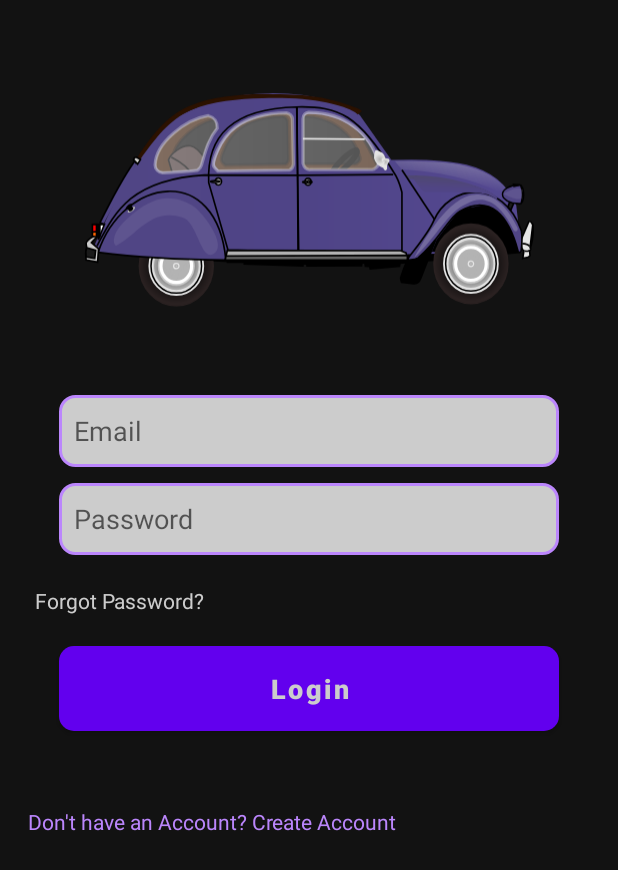
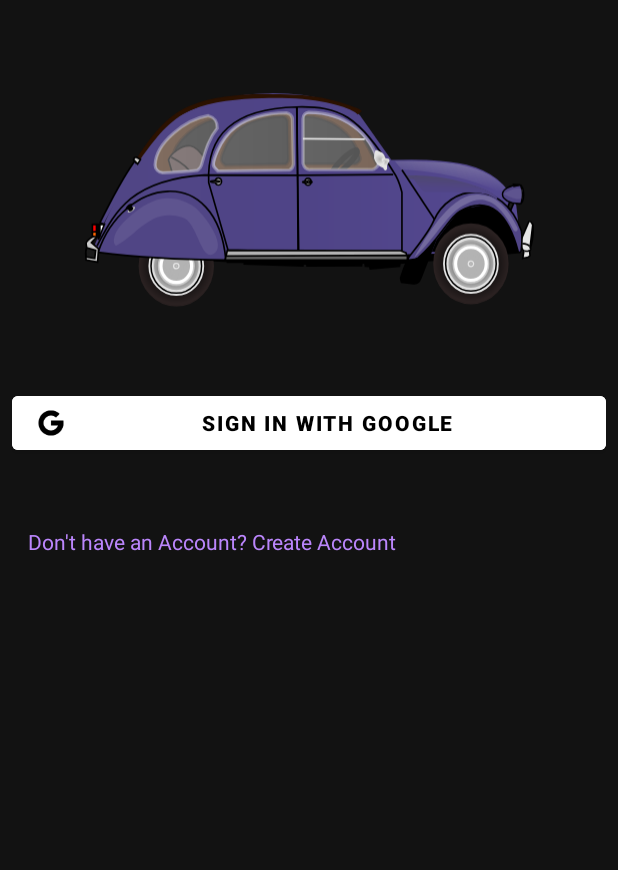
Before and after one commit to Njoguu/Q-Lipa, an Android app: the screen it shows after launch (SignIn), on a phone screen of 412 x 824 dp. Shown: the top 870 px of the screen. Run offline under Robolectric (Android 15) with nearby library versions, the phone set to English and light mode, and no system bars; our stand-ins replace Firebase (no records; nobody signed in at launch, a user with empty details on screens opened directly).

Commit message:
Added Google SignIn method closes #9

```diff
--- a/app/src/main/java/com/example/q_lipa/SignIn.kt
+++ b/app/src/main/java/com/example/q_lipa/SignIn.kt
@@ -1,5 +1,6 @@
 package com.example.q_lipa
 
+import android.app.Activity
 import android.content.Intent
 import androidx.appcompat.app.AppCompatActivity
 import android.os.Bundle
@@ -8,81 +9,76 @@ import android.widget.Button
 import android.widget.EditText
 import android.widget.TextView
 import android.widget.Toast
+import androidx.activity.result.contract.ActivityResultContracts
 import com.example.q_lipa.databinding.ActivitySignInBinding
+import com.google.android.gms.auth.api.identity.BeginSignInRequest
+import com.google.android.gms.auth.api.signin.GoogleSignIn
+import com.google.android.gms.auth.api.signin.GoogleSignInAccount
+import com.google.android.gms.auth.api.signin.GoogleSignInClient
+import com.google.android.gms.auth.api.signin.GoogleSignInOptions
+import com.google.android.gms.tasks.Task
 import com.google.firebase.auth.FirebaseAuth
+import com.google.firebase.auth.GoogleAuthProvider
 import com.google.firebase.database.FirebaseDatabase
 
 class SignIn : AppCompatActivity() {
 
     private lateinit var auth : FirebaseAuth
-    private lateinit var database : FirebaseDatabase
-    private val emailPattern = "[a-zA-Z0-9._-]+@[a-z]+\\.+[a-z]+"
+    private lateinit var googleSIgnInClient: GoogleSignInClient
 
     override fun onCreate(savedInstanceState: Bundle?) {
         super.onCreate(savedInstanceState)
-
         setContentView(R.layout.activity_sign_in)
 
 //        Hide Action Bar
         supportActionBar?.hide()
 
+//        Implement Google Sign-In
         auth = FirebaseAuth.getInstance()
+        val gso = GoogleSignInOptions.Builder(GoogleSignInOptions.DEFAULT_SIGN_IN)
+            .requestIdToken(getString(R.string.default_web_client_id))
+            .requestEmail()
+            .build()
 
-//        OnClickListener for "Already have an Account? Login!"
-        val accdonexists = findViewById<TextView>(R.id.noAcc)
-        accdonexists.setOnClickListener{
-            val intent = Intent(this, SignUp::class.java)
-            startActivity(intent)
-            finish()
+        googleSIgnInClient = GoogleSignIn.getClient(this, gso)
+        findViewById<Button>(R.id.googleSignInBtn).setOnClickListener {
+            signInGoogle()
         }
+    }
 
-//        TODO --> OncCLickListener for "Forgot Password"
-//        val forgotPass = findViewById<TextView>(R.id.forgotPassword)
-//        forgotPass.setOnClickListener{
-//            auth.currentUser?.email?.let { it1 -> auth.sendPasswordResetEmail(it1) }
-//        }
+    private fun signInGoogle() {
+        val signInIntent = googleSIgnInClient.signInIntent
+        launcher.launch(signInIntent)
+    }
 
+    private val launcher = registerForActivityResult(ActivityResultContracts.StartActivityForResult()){
+        result ->
+            if(result.resultCode == Activity.RESULT_OK){
+                val task = GoogleSignIn.getSignedInAccountFromIntent(result.data)
+                handleResults(task)
+            }
+    }
 
-        val signInEmail = findViewById<EditText>(R.id.emailSignIn)
-        val signInPassword = findViewById<EditText>(R.id.passwordSignIn)
-        val loginBtn = findViewById<Button>(R.id.loginBtn)
+    private fun handleResults(task: Task<GoogleSignInAccount>) {
+        if (task.isSuccessful){
+            val account: GoogleSignInAccount? = task.result
+            if (account != null){
+                updateUI(account)
+            }
+        }else{
+            Toast.makeText(this, task.exception.toString(), Toast.LENGTH_SHORT).show()
+        }
+    }
 
-
-
-        loginBtn.setOnClickListener {
-            val email = signInEmail.text.toString()
-            val password = signInPassword.text.toString()
-
-            if(email.isEmpty() || password.isEmpty()){
-                if(email.isEmpty()){
-                    signInEmail.error = "Please enter your email address"
-                }
-                if(password.isEmpty()){
-                    signInPassword.error = "Please enter a password"
-                }
-//                TODO -- > Add Progressbar
-
-                Toast.makeText(this, "Enter valid details", Toast.LENGTH_SHORT).show()
-            }else if(!email.matches(emailPattern.toRegex())){
-//                signUpProgressbar.visibility= View.GONE
-                signInEmail.error = "Enter a valid email address"
-                Toast.makeText(this, "Enter a valid email address", Toast.LENGTH_SHORT).show()
-            }else if(password.length < 6){
-//                signUpProgressbar.visibility=View.GONE
-                signInPassword.error = "Password is too short"
-                Toast.makeText(this, "Password should have at least 6 characters", Toast.LENGTH_SHORT).show()
-            }else {
-                auth.signInWithEmailAndPassword(email, password).addOnCompleteListener{
-                    if(it.isSuccessful){
-                        Toast.makeText(this, "Login Successful", Toast.LENGTH_SHORT).show()
-                        val intent = Intent(this, Dashboard::class.java)
-                        startActivity(intent)
-                        finish()
-                    }else{
-                        Toast.makeText(this, "Something went wrong! Cannot Log In at the time", Toast.LENGTH_SHORT).show()
-                    }
-                }
-
+    private fun updateUI(account: GoogleSignInAccount) {
+        val credential = GoogleAuthProvider.getCredential(account.idToken, null)
+        auth.signInWithCredential(credential).addOnCompleteListener{
+            if (it.isSuccessful){
+                Toast.makeText(this, "Sign In Successful", Toast.LENGTH_SHORT).show()
+                startActivity(Intent(this,Dashboard::class.java))
+                finish()
+            }else{
+                Toast.makeText(this, it.exception.toString(), Toast.LENGTH_SHORT).show()
             }
         }
     }
--- a/app/src/main/res/layout/activity_sign_in.xml
+++ b/app/src/main/res/layout/activity_sign_in.xml
@@ -31,56 +31,25 @@
             android:orientation="vertical"
             android:paddingTop="45dp">
 
-            <EditText
-                android:id="@+id/emailSignIn"
-                android:layout_width="333dp"
+            <com.google.android.material.button.MaterialButton
+                android:id="@+id/googleSignInBtn"
+                android:layout_width="match_parent"
                 android:layout_height="wrap_content"
-                android:layout_margin="5dp"
-                android:layout_gravity="center_horizontal"
-                android:background="@drawable/rounded_edit_text"
-                android:hint="Email"
-                android:inputType="textEmailAddress"
-                android:minHeight="48dp"
-                android:padding="10dp" />
+                android:backgroundTint="@color/white"
+                android:text="Sign In With Google"
+                android:textColor="@color/black"
+                android:textStyle="bold"
+                app:icon="@drawable/google_icon"
+                app:iconSize="20dp"
+                app:iconGravity="start"
+                app:iconPadding="4dp"
+                app:iconTint="@color/black"/>
 
-            <EditText
-                android:id="@+id/passwordSignIn"
-                android:layout_width="333dp"
-                android:layout_height="wrap_content"
-                android:layout_margin="5dp"
-                android:layout_gravity="center_horizontal"
-                android:background="@drawable/rounded_edit_text"
-                android:hint="Password"
-                android:inputType="textPassword"
-                android:minHeight="48dp"
-                android:padding="10dp" />
 
 
         </LinearLayout>
 
-        <TextView
-            android:id="@+id/forgotPassword"
-            android:layout_width="match_parent"
-            android:layout_height="wrap_content"
-            android:textColor="@color/textColor"
-            android:text="Forgot Password?"
-            android:layout_marginRight="0dp"
-            android:padding="10dp"
-            android:layout_margin="5dp"/>
 
-        <Button
-            android:id="@+id/loginBtn"
-            android:layout_width="333dp"
-            android:layout_height="wrap_content"
-            android:layout_margin="5dp"
-            android:text="Login"
-            android:textColor="@color/textColor"
-            android:layout_gravity="center_horizontal"
-            android:textStyle="bold"
-            android:textSize="18sp"
-            android:padding="10dp"
-            android:background="@drawable/btn_custom"
-            android:textAllCaps="false" />
 
         <LinearLayout
             android:layout_width="match_parent"
--- a/gradle.properties
+++ b/gradle.properties
@@ -21,4 +21,3 @@ kotlin.code.style=official
 # resources declared in the library itself and none from the library's dependencies,
 # thereby reducing the size of the R class for that library
 android.nonTransitiveRClass=true
-org.gradle.unsafe.configuration-cache=true
```
Also changed, not shown: app/build.gradle (+12 -1 lines), app/src/main/java/com/example/q_lipa/Payment.kt (+32 -1 lines), app/src/main/res/layout/activity_payment.xml (+18 -10 lines), app/src/main/res/navigation/mobile_navigation.xml (deleted, +0 -25 lines), app/src/main/res/values/strings.xml (+13 -0 lines), app/src/main/res/drawable/google_icon.png (added), 2 other files.
